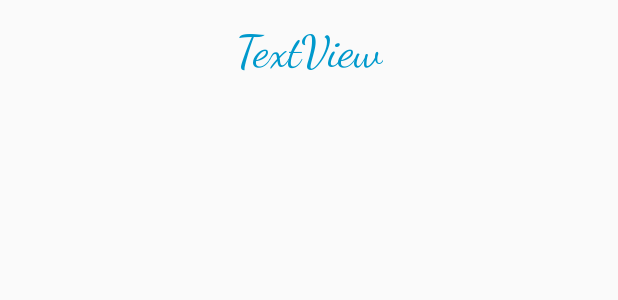
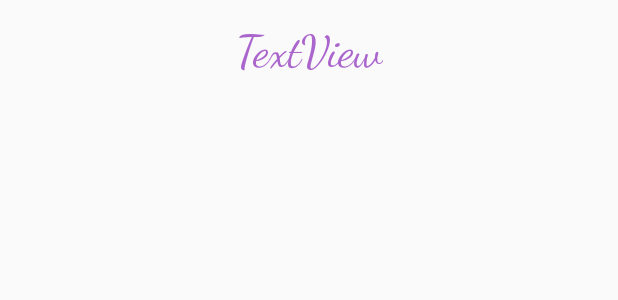
Before and after one commit to caber-nay/NUMAD17F-NayHtet, an Android app: the layout activity_display_message.xml on its own in the app's theme, with its tools: preview values and no code run, on a phone screen of 412 x 824 dp. Shown: the top 300 px of the screen. Run offline under Robolectric (Android 15) with nearby library versions, the light colour scheme and no system bars.

Commit message:
First Commit

```diff
--- a/app/src/main/res/layout/activity_display_message.xml
+++ b/app/src/main/res/layout/activity_display_message.xml
@@ -13,7 +13,7 @@
         android:layout_marginTop="16dp"
         android:fontFamily="cursive"
         android:text="TextView"
-        android:textColor="@android:color/holo_blue_dark"
+        android:textColor="@android:color/holo_purple"
         android:textSize="30sp"
         app:layout_constraintLeft_toLeftOf="parent"
         app:layout_constraintRight_toRightOf="parent"
```
